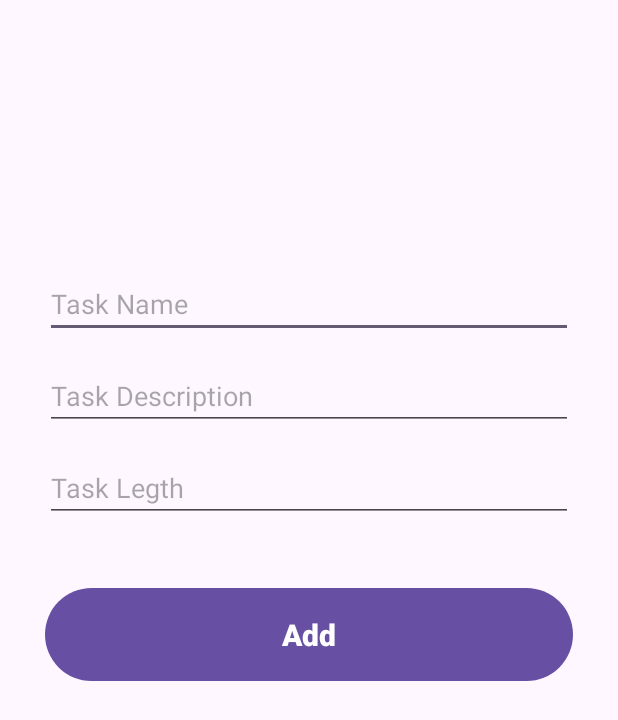
After one commit to gyarab/2024-4e-svacek-DayPlanner, an Android app: the AddTaskActivity screen opened directly, with no data from a screen before it, on a phone screen of 412 x 824 dp. The commit adds this screen. Shown: the top 720 px of the screen. Run offline under Robolectric (Android 15) with nearby library versions, the phone set to English and light mode, and no system bars.

Commit message:
adding tasks to db DEMO

```diff
--- a/app/src/main/AndroidManifest.xml
+++ b/app/src/main/AndroidManifest.xml
@@ -13,7 +13,11 @@
         android:theme="@style/Theme.DayPlanner"
         tools:targetApi="31">
         <activity
+            android:name=".AddTaskActivity"
+            android:exported="false" />
+        <activity
             android:name=".MainActivity"
+            android:label="@string/main_activity_label_name"
             android:exported="true">
             <intent-filter>
                 <action android:name="android.intent.action.MAIN" />
--- /dev/null
+++ b/app/src/main/java/com/example/dayplanner/AddTaskActivity.java
@@ -0,0 +1,63 @@
+package com.example.dayplanner;
+
+import android.os.Bundle;
+import android.view.View;
+import android.widget.Button;
+import android.widget.EditText;
+
+import androidx.activity.EdgeToEdge;
+import androidx.appcompat.app.AppCompatActivity;
+import androidx.core.graphics.Insets;
+import androidx.core.view.ViewCompat;
+import androidx.core.view.WindowInsetsCompat;
+
+public class AddTaskActivity extends AppCompatActivity {
+
+    EditText title_input, description_input, length_input;
+    Button add_button;
+
+    @Override
+    protected void onCreate(Bundle savedInstanceState) {
+        super.onCreate(savedInstanceState);
+        EdgeToEdge.enable(this);
+        setContentView(R.layout.activity_add_task);
+
+        title_input = findViewById(R.id.title_input);
+        description_input = findViewById(R.id.description_input);
+        length_input = findViewById(R.id.length_input);
+        add_button = findViewById(R.id.add_button);
+
+        add_button.setOnClickListener(new View.OnClickListener() {
+            @Override
+            public void onClick(View view) {
+                TimelineDbHelper timelineDbHelper = new TimelineDbHelper(AddTaskActivity.this);
+                timelineDbHelper.addTask(
+                        title_input.getText().toString().trim(),
+                        description_input.getText().toString().trim(),
+                        Integer.parseInt(length_input.getText().toString().trim())
+                );
+            }
+        });
+
+        ViewCompat.setOnApplyWindowInsetsListener(findViewById(R.id.main), (v, insets) -> {
+            Insets systemBars = insets.getInsets(WindowInsetsCompat.Type.systemBars());
+
+            // Get the original padding from the XML (defined as 30dp)
+            int originalLeftPadding = v.getPaddingLeft();
+            int originalTopPadding = v.getPaddingTop();
+            int originalRightPadding = v.getPaddingRight();
+            int originalBottomPadding = v.getPaddingBottom();
+
+            // Apply both the original padding and the system bar insets
+            v.setPadding(
+                    originalLeftPadding + systemBars.left,
+                    originalTopPadding + systemBars.top,
+                    originalRightPadding + systemBars.right,
+                    originalBottomPadding + systemBars.bottom
+            );
+
+            return insets;
+        });
+
+    }
+}
--- /dev/null
+++ b/app/src/main/res/drawable/add_icon.xml
@@ -0,0 +1,5 @@
+<vector xmlns:android="http://schemas.android.com/apk/res/android" android:height="24dp" android:tint="#FD00FA" android:viewportHeight="24" android:viewportWidth="24" android:width="24dp">
+
+    <path android:fillColor="@android:color/white" android:pathData="M12,2C6.48,2 2,6.48 2,12s4.48,10 10,10 10,-4.48 10,-10S17.52,2 12,2zM17,13h-4v4h-2v-4L7,13v-2h4L11,7h2v4h4v2z"/>
+
+</vector>
--- /dev/null
+++ b/app/src/main/res/layout/activity_add_task.xml
@@ -0,0 +1,58 @@
+<?xml version="1.0" encoding="utf-8"?>
+<androidx.constraintlayout.widget.ConstraintLayout xmlns:android="http://schemas.android.com/apk/res/android"
+    xmlns:app="http://schemas.android.com/apk/res-auto"
+    xmlns:tools="http://schemas.android.com/tools"
+    android:id="@+id/main"
+    android:layout_width="match_parent"
+    android:layout_height="match_parent"
+    android:padding="30dp"
+    tools:context=".AddTaskActivity">
+
+    <EditText
+        android:id="@+id/title_input"
+        android:layout_width="match_parent"
+        android:layout_height="wrap_content"
+        android:layout_marginTop="150dp"
+        android:ems="10"
+        android:hint="Task Name"
+        android:inputType="text"
+        app:layout_constraintEnd_toEndOf="parent"
+        app:layout_constraintStart_toStartOf="parent"
+        app:layout_constraintTop_toTopOf="parent" />
+
+    <EditText
+        android:id="@+id/description_input"
+        android:layout_width="match_parent"
+        android:layout_height="wrap_content"
+        android:layout_marginTop="16dp"
+        android:ems="10"
+        android:hint="Task Description"
+        android:inputType="text"
+        app:layout_constraintEnd_toEndOf="parent"
+        app:layout_constraintStart_toStartOf="parent"
+        app:layout_constraintTop_toBottomOf="@+id/title_input" />
+
+    <EditText
+        android:id="@+id/length_input"
+        android:layout_width="match_parent"
+        android:layout_height="wrap_content"
+        android:layout_marginTop="16dp"
+        android:ems="10"
+        android:hint="Task Legth"
+        android:inputType="number"
+        app:layout_constraintEnd_toEndOf="parent"
+        app:layout_constraintStart_toStartOf="parent"
+        app:layout_constraintTop_toBottomOf="@+id/description_input" />
+
+    <Button
+        android:id="@+id/add_button"
+        android:layout_width="match_parent"
+        android:layout_height="70dp"
+        android:layout_marginTop="40dp"
+        android:text="Add"
+        android:textSize="20sp"
+        android:textStyle="bold"
+        app:layout_constraintEnd_toEndOf="parent"
+        app:layout_constraintStart_toStartOf="parent"
+        app:layout_constraintTop_toBottomOf="@+id/length_input" />
+</androidx.constraintlayout.widget.ConstraintLayout>
--- a/app/src/main/res/values/strings.xml
+++ b/app/src/main/res/values/strings.xml
@@ -1,3 +1,5 @@
 <resources>
     <string name="app_name">DayPlanner</string>
+    <string name="add_button_description">Add new Task</string>
+    <string name="main_activity_label_name">DayPlanner</string>
 </resources>
```
Also changed, not shown: app/src/main/java/com/example/dayplanner/MainActivity.java (+18 -0 lines), app/src/main/java/com/example/dayplanner/TimelineDbHelper.java (added, +65 -0 lines), app/src/main/res/layout/activity_main.xml (+19 -4 lines).
